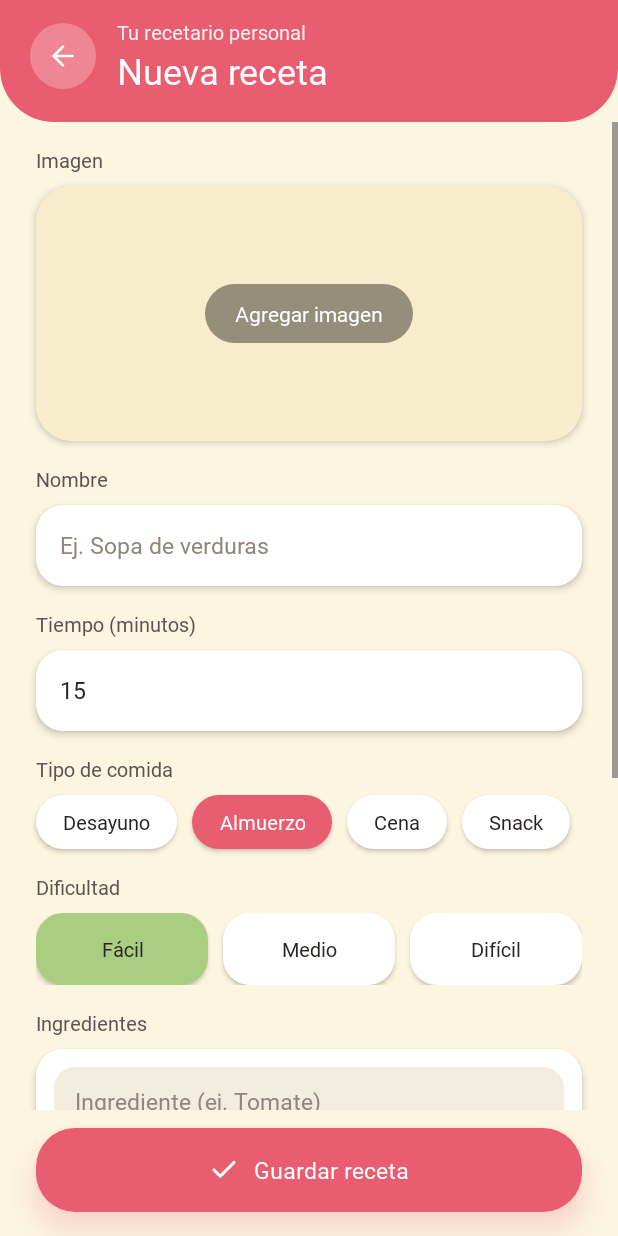
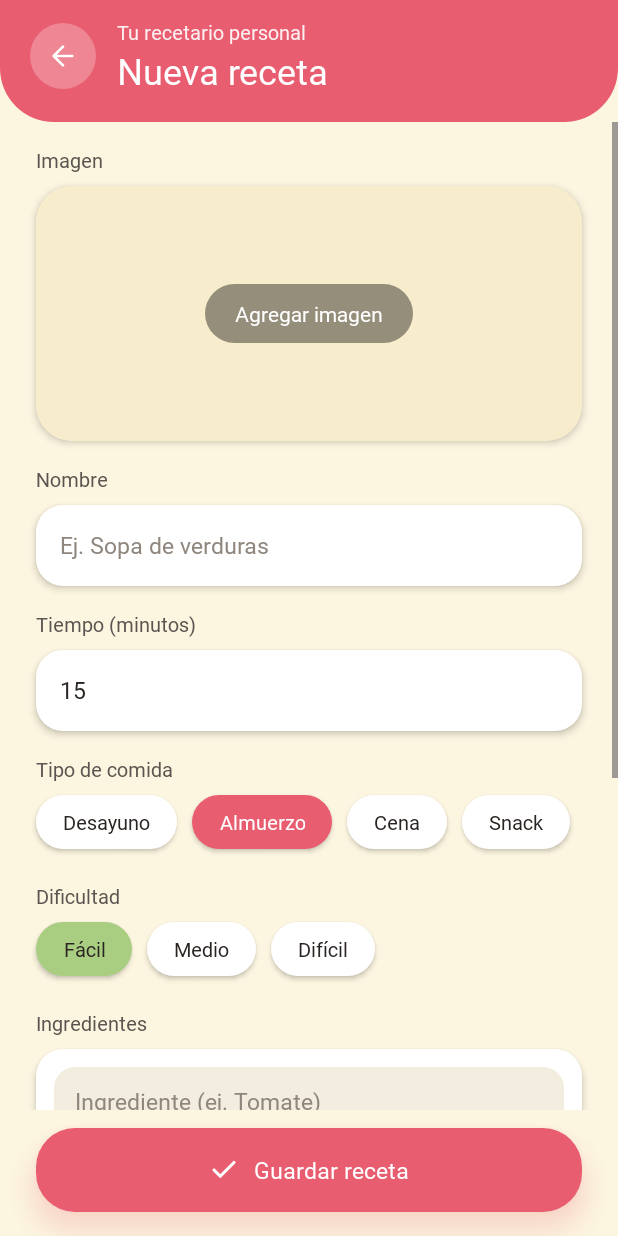
Before and after one commit to dianis63/Yummy, an Android app: the AddRecipeActivity screen opened directly, with no data from a screen before it, on a phone screen of 412 x 824 dp. Run offline under Robolectric (Android 15) with nearby library versions, the phone set to English and light mode, and no system bars; Roboto replaces fonts that are not available here.

Commit message:
fix: igualar tamaño de chips y espaciado en Nueva receta

```diff
--- a/app/src/main/res/layout/activity_add_recipe.xml
+++ b/app/src/main/res/layout/activity_add_recipe.xml
@@ -229,7 +229,7 @@
                 style="@style/YummyFieldLabel"
                 android:layout_width="wrap_content"
                 android:layout_height="wrap_content"
-                android:layout_marginTop="10dp"
+                android:layout_marginTop="16dp"
                 android:text="@string/field_recipe_difficulty" />
 
             <LinearLayout
@@ -237,35 +237,30 @@
                 android:layout_height="wrap_content"
                 android:layout_marginTop="8dp"
                 android:clipChildren="false"
+                android:clipToPadding="false"
                 android:orientation="horizontal"
                 android:paddingBottom="6dp">
 
                 <TextView
                     android:id="@+id/chipEasy"
                     style="@style/YummyChip"
-                    android:layout_width="0dp"
-                    android:layout_height="48dp"
+                    android:layout_width="wrap_content"
                     android:layout_marginEnd="10dp"
-                    android:layout_weight="1"
                     android:elevation="2dp"
                     android:text="@string/difficulty_easy" />
 
                 <TextView
                     android:id="@+id/chipMedium"
                     style="@style/YummyChip"
-                    android:layout_width="0dp"
-                    android:layout_height="48dp"
+                    android:layout_width="wrap_content"
                     android:layout_marginEnd="10dp"
-                    android:layout_weight="1"
                     android:elevation="2dp"
                     android:text="@string/difficulty_medium" />
 
                 <TextView
                     android:id="@+id/chipHard"
                     style="@style/YummyChip"
-                    android:layout_width="0dp"
-                    android:layout_height="48dp"
-                    android:layout_weight="1"
+                    android:layout_width="wrap_content"
                     android:elevation="2dp"
                     android:text="@string/difficulty_hard" />
             </LinearLayout>
@@ -275,7 +270,7 @@
                 style="@style/YummyFieldLabel"
                 android:layout_width="wrap_content"
                 android:layout_height="wrap_content"
-                android:layout_marginTop="10dp"
+                android:layout_marginTop="16dp"
                 android:text="@string/field_recipe_ingredients" />
 
             <LinearLayout
```
